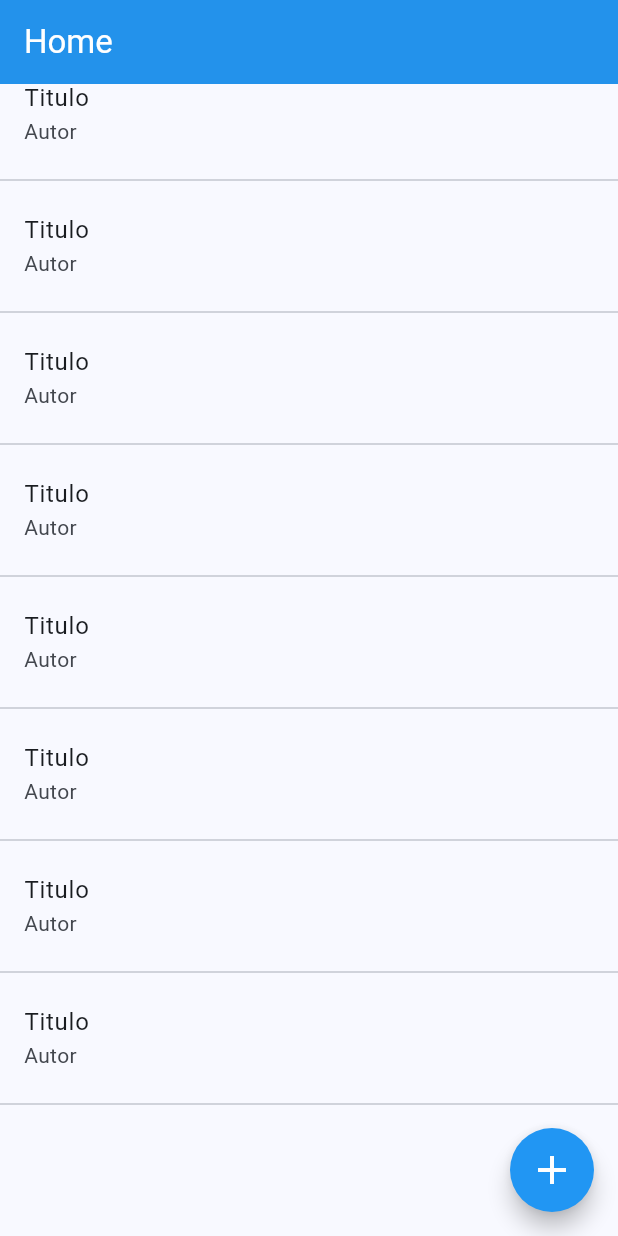
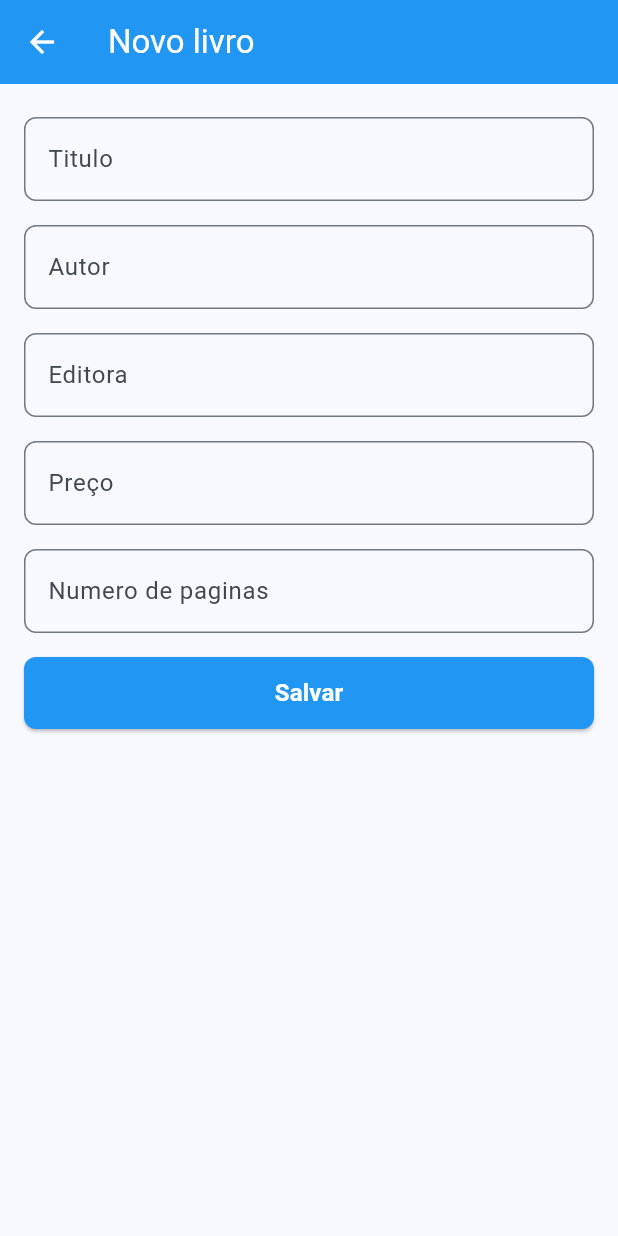
Before and after one commit to otaviohenrique1/app_livraria_flutter, a Flutter app: the screen it shows after launch, scrolled down 192 dp, after a tap on the "add" icon, on a phone screen of 412 x 824 dp. Run offline on Flutter 3.47's test engine with Material 2 defaults, Android fonts, the phone set to English and light mode, and no system bars.

Commit message:
commit 3

```diff
--- a/lib/components/aviso_dialog.dart
+++ b/lib/components/aviso_dialog.dart
@@ -1,10 +1,10 @@
 import 'package:flutter/material.dart';
+
+import '../themes/themes_colors.dart';
 
 avisoDialog({
   required BuildContext context,
   required String mensagem,
-  required Function() onPressedCancel,
-  required Function() onPressedConfirm,
 }) {
   return showDialog<String>(
     context: context,
@@ -14,28 +14,15 @@ avisoDialog({
         height: 100,
         child: Center(child: Text(mensagem)),
       ),
-      icon: const Icon(
-        Icons.warning_amber_rounded,
-        size: 64,
-      ),
-      iconColor: Colors.red,
+      icon: const Icon(Icons.warning_amber_rounded, size: 64),
+      iconColor: ThemesColors.red,
       actions: <Widget>[
         TextButton(
-          onPressed: onPressedCancel,
-          // onPressed: () => Navigator.pop(context),
-          // onPressed: () => Navigator.pop(context, 'Cancel'),
+          onPressed: () => Navigator.pop(context, false),
           child: const Text('Não'),
         ),
         TextButton(
-          onPressed: onPressedConfirm,
-          // onPressed: () {
-          // Navigator.pop(context);
-          // Navigator.pop(context, 'OK');
-          // Navigator.pushReplacement(
-          //   context,
-          //   MaterialPageRoute(builder: (context) => const Login()),
-          // );
-          // },
+          onPressed: () => Navigator.pop(context, true),
           child: const Text('Sim'),
         ),
       ],
--- a/lib/pages/homepage.dart
+++ b/lib/pages/homepage.dart
@@ -1,3 +1,5 @@
+import 'package:app_livraria_flutter/pages/novo_livro.dart';
+import 'package:app_livraria_flutter/themes/themes_colors.dart';
 import 'package:flutter/material.dart';
 
 class HomePage extends StatefulWidget {
@@ -12,7 +14,7 @@ class _HomePageState extends State<HomePage> {
   Widget build(BuildContext context) {
     return Scaffold(
       appBar: AppBar(
-        title: const Text("Home"),
+        title: const Text("Lista de livros"),
       ),
       body: CustomScrollView(
         slivers: [
@@ -39,12 +41,17 @@ class _HomePageState extends State<HomePage> {
         ],
       ),
       floatingActionButton: FloatingActionButton(
-        onPressed: () {},
-        backgroundColor: Colors.blue,
+        onPressed: () {
+          Navigator.push(
+            context,
+            MaterialPageRoute(builder: (context) => const NovoLivro()),
+          );
+        },
+        backgroundColor: ThemesColors.blue,
         shape: RoundedRectangleBorder(
           borderRadius: BorderRadius.circular(100),
         ),
-        child: const Icon(Icons.add, color: Colors.white, size: 32),
+        child: const Icon(Icons.add, color: ThemesColors.white, size: 32),
       ),
     );
   }
--- /dev/null
+++ b/lib/pages/novo_livro.dart
@@ -0,0 +1,113 @@
+import 'package:app_livraria_flutter/components/botao.dart';
+import 'package:app_livraria_flutter/pages/homepage.dart';
+import 'package:app_livraria_flutter/themes/themes_colors.dart';
+import 'package:app_livraria_flutter/utils/validator.dart';
+import 'package:flutter/material.dart';
+
+import '../components/campo_texto.dart';
+
+class NovoLivro extends StatefulWidget {
+  const NovoLivro({super.key});
+
+  @override
+  State<NovoLivro> createState() => _NovoLivroState();
+}
+
+class _NovoLivroState extends State<NovoLivro> {
+  var formKey = GlobalKey<FormState>();
+  final TextEditingController _tituloController = TextEditingController();
+  final TextEditingController _autorController = TextEditingController();
+  final TextEditingController _editoraController = TextEditingController();
+  final TextEditingController _precoController = TextEditingController();
+  final TextEditingController _numeroPaginasController =
+      TextEditingController();
+
+  @override
+  void dispose() {
+    _tituloController.dispose();
+    _autorController.dispose();
+    _editoraController.dispose();
+    _precoController.dispose();
+    _numeroPaginasController.dispose();
+    super.dispose();
+  }
+
+  @override
+  Widget build(BuildContext context) {
+    return Scaffold(
+      appBar: AppBar(
+        title: const Text("Novo livro"),
+      ),
+      body: Padding(
+        padding: const EdgeInsets.symmetric(horizontal: 16),
+        child: CustomScrollView(
+          slivers: [
+            SliverToBoxAdapter(
+              child: Form(
+                key: formKey,
+                child: Column(
+                  children: [
+                    Padding(
+                      padding: const EdgeInsets.only(top: 22),
+                      child: CampoTexto(
+                        controller: _tituloController,
+                        hintText: "Titulo",
+                        validator: validaCampoVazio,
+                        keyboardType: TextInputType.text,
+                      ),
+                    ),
+                    Padding(
+                      padding: const EdgeInsets.symmetric(vertical: 16),
+                      child: CampoTexto(
+                        controller: _autorController,
+                        hintText: "Autor",
+                        validator: validaCampoVazio,
+                        keyboardType: TextInputType.text,
+                      ),
+                    ),
+                    CampoTexto(
+                      controller: _editoraController,
+                      hintText: "Editora",
+                      validator: validaCampoVazio,
+                      keyboardType: TextInputType.text,
+                    ),
+                    Padding(
+                      padding: const EdgeInsets.symmetric(vertical: 16),
+                      child: CampoTexto(
+                        controller: _precoController,
+                        hintText: "Preço",
+                        validator: validaCampoVazio,
+                        keyboardType: TextInputType.number,
+                      ),
+                    ),
+                    CampoTexto(
+                      controller: _numeroPaginasController,
+                      hintText: "Numero de paginas",
+                      validator: validaCampoVazio,
+                      keyboardType: TextInputType.number,
+                    ),
+                    Padding(
+                      padding: const EdgeInsets.symmetric(vertical: 16),
+                      child: Botao(
+                        onPressed: onSubmit,
+                        label: "Salvar",
+                        fontColor: Colors.white,
+                        backgroundColor: ThemesColors.blue,
+                      ),
+                    ),
+                  ],
+                ),
+              ),
+            ),
+          ],
+        ),
+      ),
+    );
+  }
+
+  void onSubmit() {
+    if (formKey.currentState!.validate()) {
+      Navigator.pop(context);
+    }
+  }
+}
--- a/lib/themes/my_theme.dart
+++ b/lib/themes/my_theme.dart
@@ -10,5 +10,8 @@ ThemeData myTheme = ThemeData(
       color: ThemesColors.white,
       fontSize: 22,
     ),
+    iconTheme: IconThemeData(
+      color: ThemesColors.white,
+    ),
   ),
 );
--- a/lib/themes/themes_colors.dart
+++ b/lib/themes/themes_colors.dart
@@ -6,4 +6,5 @@ class ThemesColors {
   static const blue = Colors.blue;
   static const blueAccent = Colors.blueAccent;
   static const grey = Colors.grey;
+  static const red = Colors.red;
 }
```
Also changed, not shown: lib/components/campo_texto.dart (+3 -9 lines).
